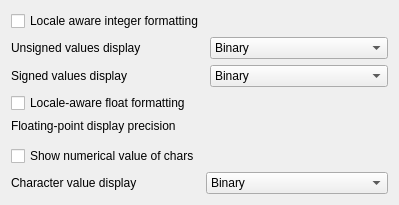
The window that kasten/controllers/view/structures/settings/structviewdisplaysettingswidget.ui (KDE/okteta) describes before a commit, drawn with Qt 5.
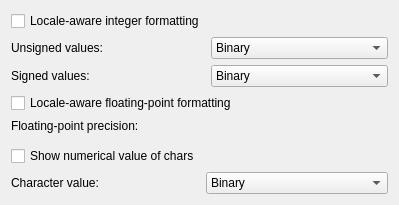
The same window after the commit. Custom widgets are drawn as their Qt base class.

Commit message: changed: more consistency of texts, removed redundant term display

The edit to the form file:
```diff
--- a/kasten/controllers/view/structures/settings/structviewdisplaysettingswidget.ui
+++ b/kasten/controllers/view/structures/settings/structviewdisplaysettingswidget.ui
@@ -19,7 +19,7 @@
      <item row="1" column="0">
       <widget class="QLabel" name="unsigned_label">
        <property name="text">
-        <string>Unsigned values display</string>
+        <string>Unsigned values:</string>
        </property>
       </widget>
      </item>
@@ -45,7 +45,7 @@
      <item row="2" column="0">
       <widget class="QLabel" name="signed_label">
        <property name="text">
-        <string>Signed values display</string>
+        <string>Signed values:</string>
        </property>
       </widget>
      </item>
@@ -71,7 +71,7 @@
      <item row="0" column="0">
       <widget class="QCheckBox" name="kcfg_LocaleAwareDecimalFormatting">
        <property name="text">
-        <string>Locale aware integer formatting</string>
+        <string>Locale-aware integer formatting</string>
        </property>
       </widget>
      </item>
@@ -92,7 +92,7 @@
      <item row="1" column="0">
       <widget class="QLabel" name="char_label">
        <property name="text">
-        <string>Character value display</string>
+        <string>Character value:</string>
        </property>
       </widget>
      </item>
@@ -122,14 +122,14 @@
      <item row="0" column="0" colspan="2">
       <widget class="QCheckBox" name="kcfg_LocaleAwareFloatFormatting">
        <property name="text">
-        <string>Locale-aware float formatting</string>
+        <string>Locale-aware floating-point formatting</string>
        </property>
       </widget>
      </item>
      <item row="1" column="0">
       <widget class="QLabel" name="label">
        <property name="text">
-        <string>Floating-point display precision</string>
+        <string>Floating-point precision:</string>
        </property>
       </widget>
      </item>
```
